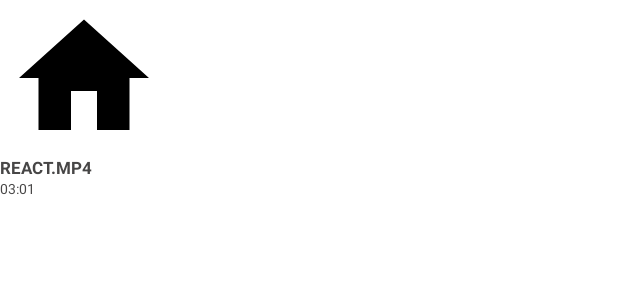
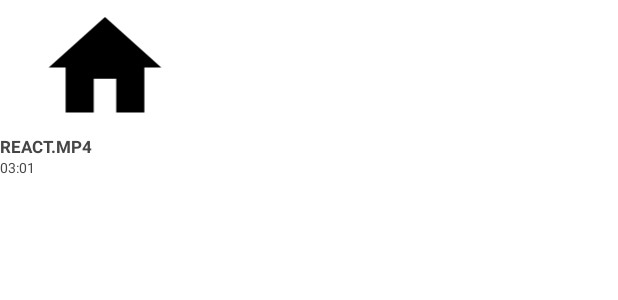
Before and after one commit to phihungha/MediaPlayerApp, an Android app: the layout item_video_library_grid.xml on its own in the app's theme, with its tools: preview values and no code run, on a phone screen of 412 x 824 dp. Shown: the top 300 px of the screen. Run offline under Robolectric (Android 15) with nearby library versions, the phone set to English and light mode, and no system bars.

Commit message:
Set appropriate width and height for the thumbnail ShapeableImageView in item_video_library_grid.xml

```diff
--- a/app/src/main/res/layout/item_video_library_grid.xml
+++ b/app/src/main/res/layout/item_video_library_grid.xml
@@ -7,8 +7,8 @@
 
     <com.google.android.material.imageview.ShapeableImageView
         android:id="@+id/video_thumbnail_shapeableimageview"
-        android:layout_width="112dp"
-        android:layout_height="104dp"
+        android:layout_width="140dp"
+        android:layout_height="90dp"
         android:src="@drawable/ic_home_black_24dp"
         app:shapeAppearanceOverlay="@style/roundedCornerImageView" />
 
```
